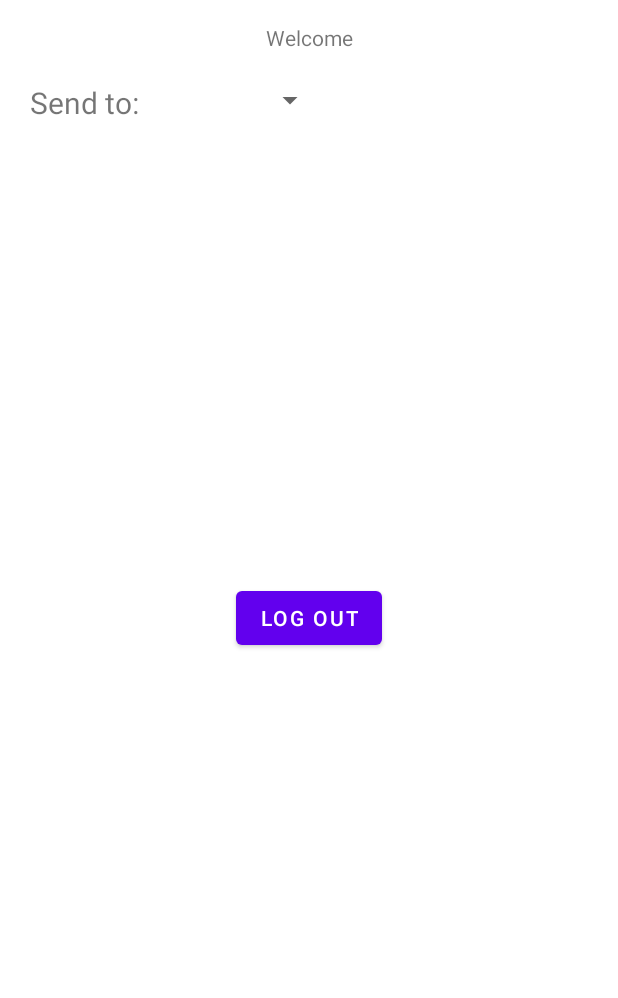
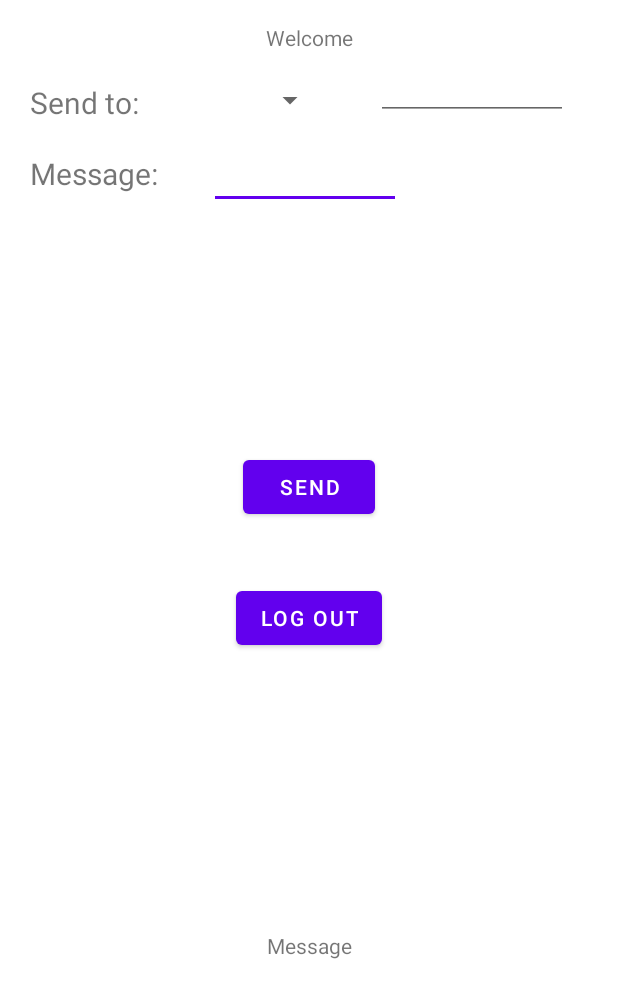
Before and after one commit to eqiowtj/DriverSafeBC, an Android app: the layout activity_after_login.xml on its own in the app's theme, with its tools: preview values and no code run, on a phone screen of 412 x 824 dp. Shown: the top 998 px of the screen. Run offline under Robolectric (Android 15) with nearby library versions, the phone set to English and light mode, and no system bars.

Commit message:
2128 Mingfu LoginUserName sending messages

```diff
--- a/app/src/main/java/edu/northeastern/driversafebc/LoginUserName.java
+++ b/app/src/main/java/edu/northeastern/driversafebc/LoginUserName.java
@@ -71,7 +71,6 @@ public class LoginUserName extends AppCompatActivity {
                 if (txt_userName.isEmpty()){
                     Toast.makeText(LoginUserName.this, "Enter your username", Toast.LENGTH_SHORT).show();
                 }else {
-
                     if (nameArraylist.contains(txt_userName)){
 
                         Toast.makeText(LoginUserName.this, "Username exists, enter another one", Toast.LENGTH_SHORT).show();
--- a/app/src/main/res/layout/activity_after_login.xml
+++ b/app/src/main/res/layout/activity_after_login.xml
@@ -20,29 +20,82 @@
         android:id="@+id/username_textview"
         android:layout_width="wrap_content"
         android:layout_height="wrap_content"
+        android:layout_margin="15dp"
         android:text="Welcome"
-        android:layout_margin="15dp"
         app:layout_constraintEnd_toEndOf="parent"
         app:layout_constraintStart_toStartOf="parent"
         app:layout_constraintTop_toTopOf="parent" />
+
     <TextView
         android:id="@+id/sender_textview"
         android:layout_width="wrap_content"
         android:layout_height="wrap_content"
         android:layout_margin="20dp"
+        android:text="Send to: "
         android:textSize="20dp"
-        android:text="Send to: "
         app:layout_constraintStart_toStartOf="parent"
-        app:layout_constraintTop_toBottomOf="@id/username_textview"
-        />
+        app:layout_constraintTop_toBottomOf="@id/username_textview" />
 
     <Spinner
         android:id="@+id/receiver_spinner"
         android:layout_width="100dp"
         android:layout_height="wrap_content"
         android:layout_margin="20dp"
+
         app:layout_constraintStart_toEndOf="@+id/sender_textview"
         app:layout_constraintTop_toBottomOf="@id/username_textview"
+
         />
 
+    <TextView
+        android:id="@+id/textView_message"
+        android:layout_width="wrap_content"
+        android:layout_height="wrap_content"
+        android:layout_margin="20dp"
+        android:text="Message: "
+        android:textSize="20dp"
+        app:layout_constraintStart_toStartOf="parent"
+        app:layout_constraintTop_toBottomOf="@+id/sender_textview" />
+
+    <EditText
+        android:id="@+id/message_to_send"
+        android:layout_width="wrap_content"
+        android:layout_height="wrap_content"
+        android:layout_marginStart="29dp"
+        android:layout_marginTop="15dp"
+        android:ems="6"
+        android:inputType="textPersonName"
+
+        app:layout_constraintStart_toEndOf="@+id/textView_message"
+        app:layout_constraintTop_toBottomOf="@+id/receiver_spinner" />
+
+    <Button
+        android:id="@+id/send_button"
+        android:layout_width="wrap_content"
+        android:layout_height="wrap_content"
+        android:layout_marginBottom="39dp"
+        android:text="send"
+        app:layout_constraintBottom_toTopOf="@+id/logout_button"
+        app:layout_constraintEnd_toEndOf="parent"
+        app:layout_constraintStart_toStartOf="parent" />
+
+    <TextView
+        android:id="@+id/message_textView"
+        android:layout_width="wrap_content"
+        android:layout_height="wrap_content"
+        android:text="Message"
+        app:layout_constraintBottom_toBottomOf="parent"
+        app:layout_constraintEnd_toEndOf="parent"
+        app:layout_constraintStart_toStartOf="parent"
+        app:layout_constraintTop_toBottomOf="@+id/logout_button" />
+
+    <EditText
+        android:id="@+id/addressee_editText2"
+        android:layout_width="wrap_content"
+        android:layout_height="wrap_content"
+        android:ems="6"
+        app:layout_constraintEnd_toEndOf="parent"
+        app:layout_constraintStart_toEndOf="@+id/receiver_spinner"
+        app:layout_constraintTop_toBottomOf="@+id/username_textview" />
+
 </androidx.constraintlayout.widget.ConstraintLayout>
```
Also changed, not shown: app/src/main/java/edu/northeastern/driversafebc/AfterLogin.java (+60 -17 lines).
